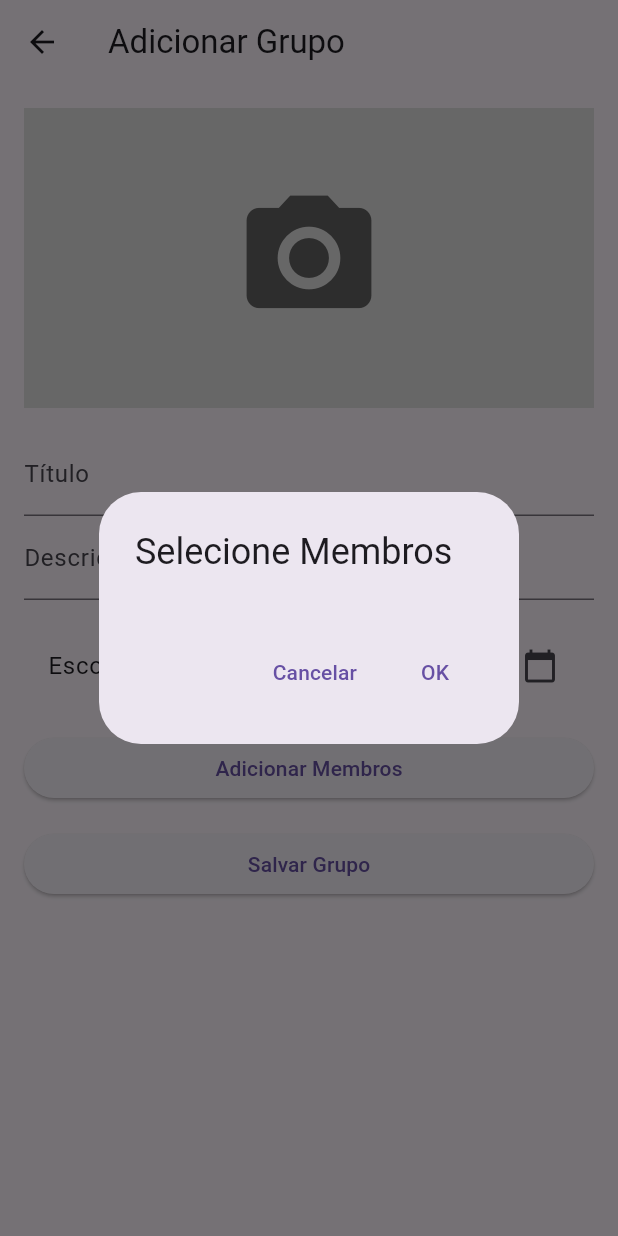
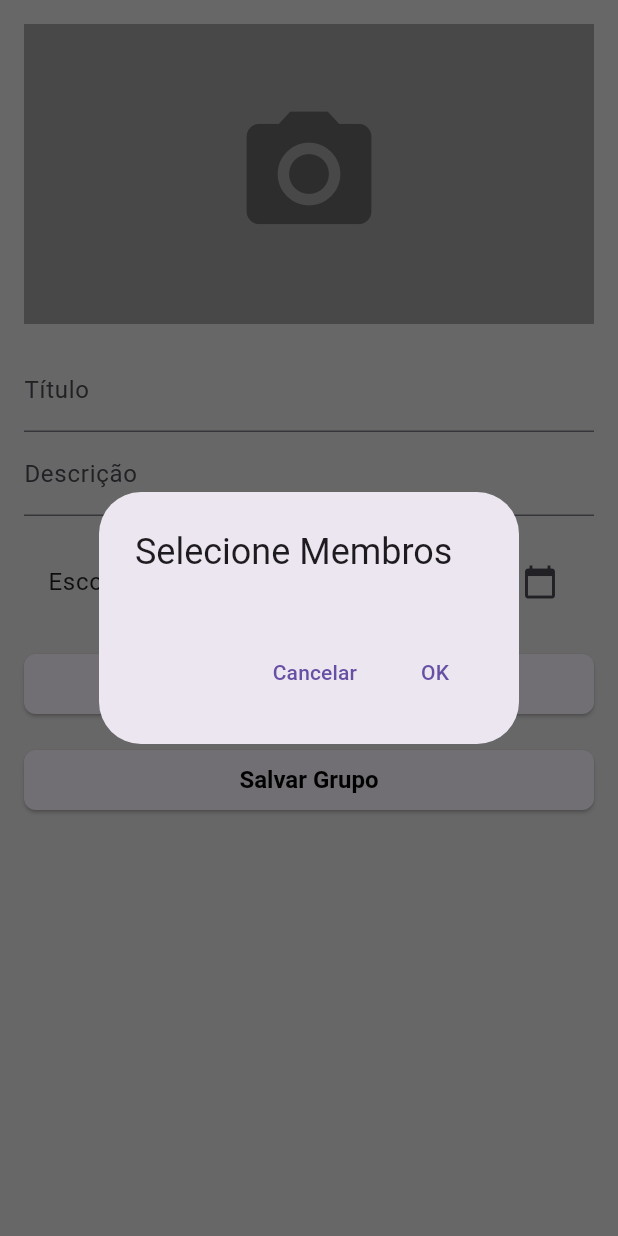
Before and after one commit to HenryNascimentoSilva/Boya, a Flutter app: the AddGroupScreen screen opened directly, after a tap on "Adicionar Membros", on a phone screen of 412 x 824 dp. Run offline on Flutter 3.47's test engine with Material 3 defaults, Android fonts, the phone set to English and light mode, and no system bars; our stand-ins replace contacts_service, google_nav_bar, image_picker, permission_handler; Roboto replaces fonts that are missing (JetBrainsNerd).

Commit message:
coisa pracarai

```diff
--- a/lib/add_group_screen.dart
+++ b/lib/add_group_screen.dart
@@ -7,6 +7,8 @@ import 'dart:io';
 import 'group_model.dart';
 
 class AddGroupScreen extends StatefulWidget {
+  const AddGroupScreen({super.key});
+
   @override
   _AddGroupScreenState createState() => _AddGroupScreenState();
 }
@@ -74,9 +76,7 @@ class _AddGroupScreenState extends State<AddGroupScreen> {
   @override
   Widget build(BuildContext context) {
     return Scaffold(
-      appBar: AppBar(
-        title: Text('Adicionar Grupo'),
-      ),
+      backgroundColor: Colors.grey[300],
       body: Padding(
         padding: const EdgeInsets.all(16.0),
         child: Form(
@@ -88,36 +88,55 @@ class _AddGroupScreenState extends State<AddGroupScreen> {
                 child: _image == null
                     ? Container(
                         height: 200,
-                        color: Colors.grey[300],
+                        color: Colors.grey,
                         child: Icon(Icons.camera_alt, size: 100, color: Colors.grey[700]),
                       )
                     : Image.file(File(_image!.path), height: 200, fit: BoxFit.cover),
               ),
-              SizedBox(height: 16),
+              const SizedBox(height: 16),
               TextFormField(
-                decoration: InputDecoration(labelText: 'Título'),
+                decoration: const InputDecoration(labelText: 'Título'),
                 validator: (value) => value!.isEmpty ? 'Por favor, insira um título' : null,
                 onSaved: (value) => _title = value,
               ),
               TextFormField(
-                decoration: InputDecoration(labelText: 'Descrição'),
+                decoration: const InputDecoration(labelText: 'Descrição'),
                 onSaved: (value) => _description = value,
               ),
-              SizedBox(height: 16),
+              const SizedBox(height: 16),
               ListTile(
                 title: Text(_date == null ? 'Escolha uma data' : DateFormat.yMMMd().format(_date!)),
-                trailing: Icon(Icons.calendar_today),
+                trailing: const Icon(Icons.calendar_today),
                 onTap: _pickDate,
               ),
-              SizedBox(height: 16),
+              const SizedBox(height: 16),
               ElevatedButton(
                 onPressed: _selectContacts,
-                child: Text('Adicionar Membros'),
+                style: ElevatedButton.styleFrom(
+                  foregroundColor: Colors.black,
+                  textStyle: const TextStyle(
+                    fontSize: 16,
+                    fontWeight: FontWeight.bold),
+                  shape: RoundedRectangleBorder(
+                    borderRadius: BorderRadius.circular(8)
+                  )
+                ),
+                child: const Text('Adicionar Membros'),
               ),
-              SizedBox(height: 16),
+              const SizedBox(height: 16),
               ElevatedButton(
                 onPressed: _submit,
-                child: Text('Salvar Grupo'),
+                style: ElevatedButton.styleFrom(
+                  foregroundColor: Colors.black,
+                  textStyle: const TextStyle(
+                    fontSize: 16,
+                    fontWeight: FontWeight.bold
+                  ),
+                  shape: RoundedRectangleBorder(
+                    borderRadius: BorderRadius.circular(8)
+                  )
+                ),
+                child: const Text('Salvar Grupo'),
               ),
             ],
           ),
@@ -130,7 +149,7 @@ class _AddGroupScreenState extends State<AddGroupScreen> {
 class _ContactsDialog extends StatefulWidget {
   final Iterable<Contact> contacts;
 
-  _ContactsDialog({required this.contacts});
+  const _ContactsDialog({required this.contacts});
 
   @override
   __ContactsDialogState createState() => __ContactsDialogState();
@@ -142,7 +161,7 @@ class __ContactsDialogState extends State<_ContactsDialog> {
   @override
   Widget build(BuildContext context) {
     return AlertDialog(
-      title: Text('Selecione Membros'),
+      title: const Text('Selecione Membros'),
       content: SingleChildScrollView(
         child: ListBody(
           children: widget.contacts.map((contact) {
@@ -164,13 +183,13 @@ class __ContactsDialogState extends State<_ContactsDialog> {
       ),
       actions: <Widget>[
         TextButton(
-          child: Text('Cancelar'),
+          child: const Text('Cancelar'),
           onPressed: () {
             Navigator.of(context).pop();
           },
         ),
         TextButton(
-          child: Text('OK'),
+          child: const Text('OK'),
           onPressed: () {
             Navigator.of(context).pop(_selectedContacts);
           },
--- a/pubspec.yaml
+++ b/pubspec.yaml
@@ -34,6 +34,7 @@ dependencies:
   contacts_service: ^0.6.1
   permission_handler: ^8.2.5
   intl: ^0.19.0
+  google_nav_bar: ^5.0.0
 
 
   # The following adds the Cupertino Icons font to your application.
```
Also changed, not shown: lib/group_detail_screen.dart (added, +64 -0 lines), lib/groups_screen.dart (added, +96 -0 lines), lib/main.dart (+52 -155 lines), lib/profile_screen.dart (added, +15 -0 lines), pubspec.lock, 1 other file.
